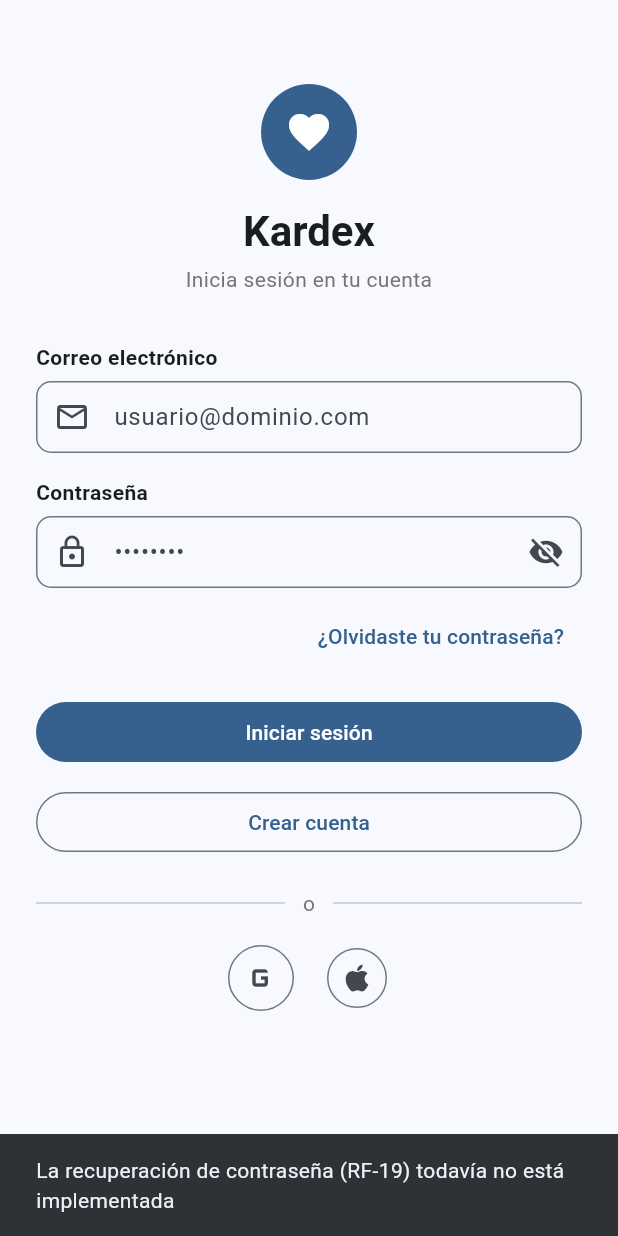
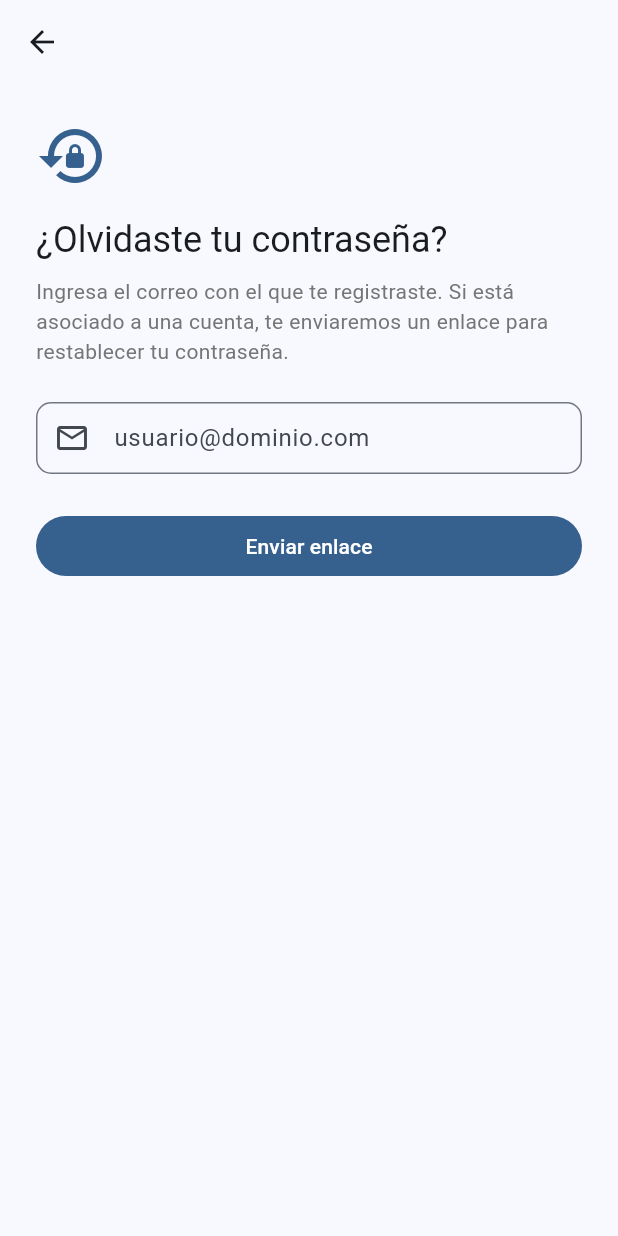
Before and after one commit to JohanELQ/KardexMedicoMovil, a Flutter app: the screen it shows after launch, after a tap on "¿Olvidaste tu contraseña?", on a phone screen of 412 x 824 dp. Run offline on Flutter 3.47's test engine with Material 3 defaults, Android fonts, the phone set to English and light mode, and no system bars; our stand-ins replace qr_flutter.

Commit message:
Implementar recuperacion de contrasena (RF-19)

```diff
--- /dev/null
+++ b/lib/screens/forgot_password_screen.dart
@@ -0,0 +1,153 @@
+import 'package:flutter/material.dart';
+
+import '../core/validators.dart';
+import '../services/auth_service.dart';
+
+/// Pantalla de recuperación de contraseña (RF-19).
+///
+/// El sistema nunca debe revelar si el correo existe o no en la base
+/// de datos: por eso, después de enviar el formulario, siempre se
+/// muestra el mismo mensaje de confirmación, sin importar si la
+/// cuenta existe o la operación tuvo éxito internamente.
+class ForgotPasswordScreen extends StatefulWidget {
+  final AuthService authService;
+
+  const ForgotPasswordScreen({super.key, required this.authService});
+
+  @override
+  State<ForgotPasswordScreen> createState() => _ForgotPasswordScreenState();
+}
+
+class _ForgotPasswordScreenState extends State<ForgotPasswordScreen> {
+  final _formKey = GlobalKey<FormState>();
+  final _emailCtrl = TextEditingController();
+
+  bool _submitting = false;
+  bool _sent = false;
+
+  @override
+  void dispose() {
+    _emailCtrl.dispose();
+    super.dispose();
+  }
+
+  Future<void> _submit() async {
+    final isValid = _formKey.currentState?.validate() ?? false;
+    if (!isValid) return;
+
+    setState(() => _submitting = true);
+
+    // No importa el resultado interno: la UI siempre termina en el
+    // mismo mensaje de confirmación (RF-19).
+    await widget.authService.requestPasswordReset(_emailCtrl.text.trim());
+
+    if (!mounted) return;
+    setState(() {
+      _submitting = false;
+      _sent = true;
+    });
+  }
+
+  @override
+  Widget build(BuildContext context) {
+    return Scaffold(
+      appBar: AppBar(
+        leading: BackButton(onPressed: () => Navigator.of(context).maybePop()),
+      ),
+      body: SafeArea(
+        child: Padding(
+          padding: const EdgeInsets.all(24),
+          child: _sent ? _confirmationView(context) : _formView(context),
+        ),
+      ),
+    );
+  }
+
+  Widget _formView(BuildContext context) {
+    return Form(
+      key: _formKey,
+      autovalidateMode: AutovalidateMode.onUserInteraction,
+      child: Column(
+        crossAxisAlignment: CrossAxisAlignment.start,
+        mainAxisSize: MainAxisSize.min,
+        children: [
+          Icon(Icons.lock_reset,
+              size: 48, color: Theme.of(context).colorScheme.primary),
+          const SizedBox(height: 16),
+          Text('¿Olvidaste tu contraseña?',
+              style: Theme.of(context).textTheme.headlineSmall),
+          const SizedBox(height: 8),
+          Text(
+            'Ingresa el correo con el que te registraste. Si está asociado '
+            'a una cuenta, te enviaremos un enlace para restablecer tu '
+            'contraseña.',
+            style: Theme.of(context).textTheme.bodyMedium?.copyWith(
+                  color: Colors.grey[600],
+                ),
+          ),
+          const SizedBox(height: 24),
+          TextFormField(
+            controller: _emailCtrl,
+            keyboardType: TextInputType.emailAddress,
+            decoration: InputDecoration(
+              hintText: 'usuario@dominio.com',
+              prefixIcon: const Icon(Icons.mail_outline),
+              border: OutlineInputBorder(
+                borderRadius: BorderRadius.circular(10),
+              ),
+              contentPadding:
+                  const EdgeInsets.symmetric(horizontal: 14, vertical: 12),
+            ),
+            validator: Validators.email,
+            textInputAction: TextInputAction.done,
+            onFieldSubmitted: (_) => _submit(),
+          ),
+          const SizedBox(height: 24),
+          SizedBox(
+            width: double.infinity,
+            child: FilledButton(
+              onPressed: _submitting ? null : _submit,
+              child: _submitting
+                  ? const SizedBox(
+                      height: 20,
+                      width: 20,
+                      child: CircularProgressIndicator(
+                        strokeWidth: 2,
+                        color: Colors.white,
+                      ),
+                    )
+                  : const Text('Enviar enlace'),
+            ),
+          ),
+        ],
+      ),
+    );
+  }
+
+  Widget _confirmationView(BuildContext context) {
+    return Column(
+      mainAxisSize: MainAxisSize.min,
+      crossAxisAlignment: CrossAxisAlignment.start,
+      children: [
+        const Icon(Icons.mark_email_read_outlined,
+            size: 48, color: Colors.green),
+        const SizedBox(height: 16),
+        Text('Revisa tu correo', style: Theme.of(context).textTheme.headlineSmall),
+        const SizedBox(height: 8),
+        const Text(
+          'Si el correo que ingresaste está registrado, te enviamos un '
+          'enlace para restablecer tu contraseña. El enlace es válido '
+          'durante 15 minutos.',
+        ),
+        const SizedBox(height: 24),
+        SizedBox(
+          width: double.infinity,
+          child: OutlinedButton(
+            onPressed: () => Navigator.of(context).maybePop(),
+            child: const Text('Volver a iniciar sesión'),
+          ),
+        ),
+      ],
+    );
+  }
+}
--- a/lib/screens/login_screen.dart
+++ b/lib/screens/login_screen.dart
@@ -3,6 +3,7 @@ import 'package:flutter/material.dart';
 import '../core/validators.dart';
 import '../models/app_user.dart';
 import '../services/auth_service.dart';
+import 'forgot_password_screen.dart';
 import 'register_screen.dart';
 import 'welcome_screen.dart';
 
@@ -156,10 +157,10 @@ class _LoginScreenState extends State<LoginScreen> {
                   child: TextButton(
                     onPressed: _submitting
                         ? null
-                        : () => ScaffoldMessenger.of(context).showSnackBar(
-                              const SnackBar(
-                                content: Text(
-                                    'La recuperación de contraseña (RF-19) todavía no está implementada'),
+                        : () => Navigator.of(context).push(
+                              MaterialPageRoute(
+                                builder: (_) => ForgotPasswordScreen(
+                                    authService: widget.authService),
                               ),
                             ),
                     child: const Text('¿Olvidaste tu contraseña?'),
```
Also changed, not shown: lib/services/auth_service.dart (+13 -0 lines), 1 other file.
